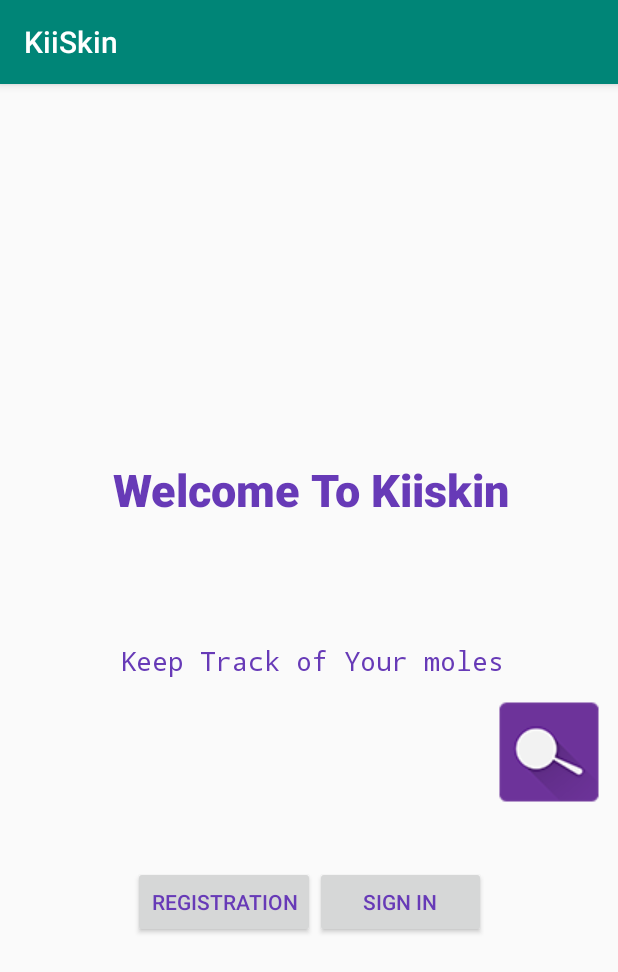
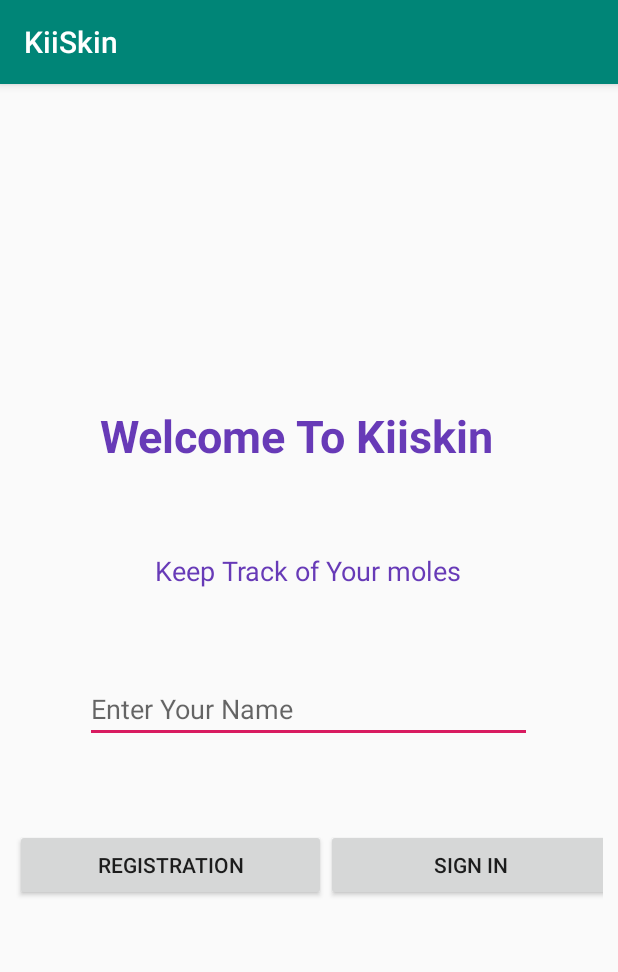
Before and after one commit to ankiyang/KiiSkin, an Android app: the screen it shows after launch (MainActivity), on a phone screen of 412 x 824 dp. Shown: the top 972 px of the screen. Run offline under Robolectric (Android 15) with nearby library versions, the phone set to English and light mode, and no system bars.

Commit message:
acitivity main layout remain linear id

```diff
--- a/app/src/main/res/layout/activity_main.xml
+++ b/app/src/main/res/layout/activity_main.xml
@@ -1,80 +1,107 @@
 <?xml version="1.0" encoding="utf-8"?>
-<LinearLayout xmlns:android="http://schemas.android.com/apk/res/android"
+<androidx.constraintlayout.widget.ConstraintLayout
+    xmlns:android="http://schemas.android.com/apk/res/android"
     xmlns:app="http://schemas.android.com/apk/res-auto"
     xmlns:tools="http://schemas.android.com/tools"
     android:layout_width="match_parent"
     android:layout_height="match_parent"
     tools:context=".MainActivity"
-    android:padding="10dp"
-    android:orientation="vertical">
+    android:padding="10dp">
 
+    <LinearLayout
+        android:id="@+id/home_11"
+        android:orientation="vertical"
+        android:layout_width="match_parent"
+        android:layout_height="match_parent">
 
         <TextView
-        android:layout_width="411dp"
-        android:layout_height="240dp"
-        android:text="    "
-        android:textAlignment="center"
+            android:id="@+id/textView4"
+            android:layout_width="match_parent"
+            android:layout_height="204dp"
+            android:layout_gravity="center_horizontal"
+            android:text="         "
             android:textColor="#673AB7"
             android:textSize="30sp"
             android:textStyle="bold" />
 
         <TextView
-        android:layout_width="393dp"
-        android:layout_height="122dp"
-        android:fontFamily="sans-serif-medium"
+            android:layout_width="278dp"
+            android:layout_height="wrap_content"
             android:text="Welcome To Kiiskin"
-        android:textAlignment="center"
-        android:textAllCaps="false"
+            android:layout_gravity="center_horizontal"
+            android:textColor="#673AB7"
+            android:textSize="30sp"
+            android:textStyle="bold"
+             />
+
+        <TextView
+            android:id="@+id/textView6"
+            android:layout_width="match_parent"
+            android:layout_height="57dp"
+            android:layout_gravity="center_horizontal"
+            android:text="         "
             android:textColor="#673AB7"
             android:textSize="30sp"
             android:textStyle="bold" />
 
         <TextView
             android:id="@+id/textView"
-        android:layout_width="396dp"
-        android:layout_height="37dp"
-        android:fontFamily="monospace"
+            android:layout_width="wrap_content"
+            android:layout_height="wrap_content"
             android:text="@string/keep_track_of_your_moles"
-        android:textAlignment="center"
+            android:layout_gravity="center_horizontal"
             android:textColor="#673AB7"
             android:textSize="18sp" />
 
-    <ImageView
-        android:id="@+id/startImage"
+        <TextView
+            android:id="@+id/textView8"
+            android:layout_width="match_parent"
+            android:layout_height="57dp"
+            android:layout_gravity="center_horizontal"
+            android:text="         "
+            android:textColor="#673AB7"
+            android:textSize="30sp"
+            android:textStyle="bold" />
+
+        <EditText
+            android:id="@+id/UserMessage"
+            android:layout_width="298dp"
+            android:layout_height="wrap_content"
+            android:layout_alignParentTop="true"
+            android:layout_centerHorizontal="true"
+            android:layout_gravity="center_horizontal"
+            android:ems="10"
+            android:hint="@string/enter_your_name" />
+
+        <TextView
+            android:id="@+id/textView7"
+            android:layout_width="match_parent"
+            android:layout_height="57dp"
+            android:layout_gravity="center_horizontal"
+            android:text="         "
+            android:textColor="#673AB7"
+            android:textSize="30sp"
+            android:textStyle="bold" />
+
+        <LinearLayout
             android:layout_width="wrap_content"
             android:layout_height="wrap_content"
-        android:src="@drawable/launcher_icon"
-        android:layout_gravity="end"/>
-
-<!--    <EditText-->
-<!--        android:id="@+id/UserMessage"-->
-<!--        android:layout_width="344dp"-->
-<!--        android:layout_height="33dp"-->
-<!--        android:layout_alignParentTop="true"-->
-<!--        android:ems="10"-->
-<!--        android:hint="@string/enter_your_name" />-->
-
-    <LinearLayout
-        android:layout_width="234dp"
-        android:layout_height="wrap_content"
-        android:layout_margin="40dp"
-        android:orientation="horizontal"
-        android:layout_gravity="center_horizontal">
+            android:orientation="horizontal">
 
             <Button
                 android:id="@+id/MainRegButton"
-            android:layout_width="wrap_content"
+                android:layout_width="207dp"
                 android:layout_height="wrap_content"
-            android:text="registration"
-            android:textColor="#673AB7"/>
+                android:layout_gravity="center_horizontal"
+                android:text="registration" />
 
             <Button
                 android:id="@+id/MainSignInButton"
-            android:layout_width="114dp"
+                android:layout_width="193dp"
                 android:layout_height="wrap_content"
-            android:text="Sign In"
-            android:textColor="#673AB7"/>
-
+                android:layout_gravity="center_horizontal"
+                android:text="Sign In" />
+        </LinearLayout>
     </LinearLayout>
 
     <include
@@ -88,4 +115,4 @@
         layout="@layout/activity_signin"
         />
 
-</LinearLayout>
+</androidx.constraintlayout.widget.ConstraintLayout>
```
Lines whose indentation alone changed are shown as unchanged.
